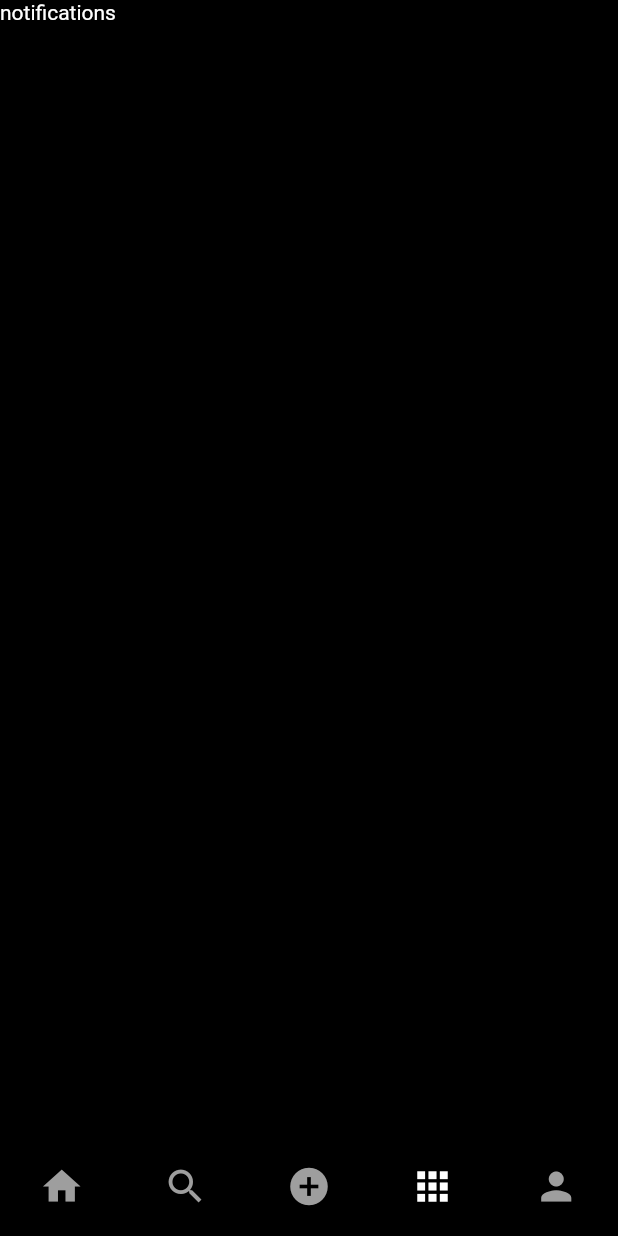
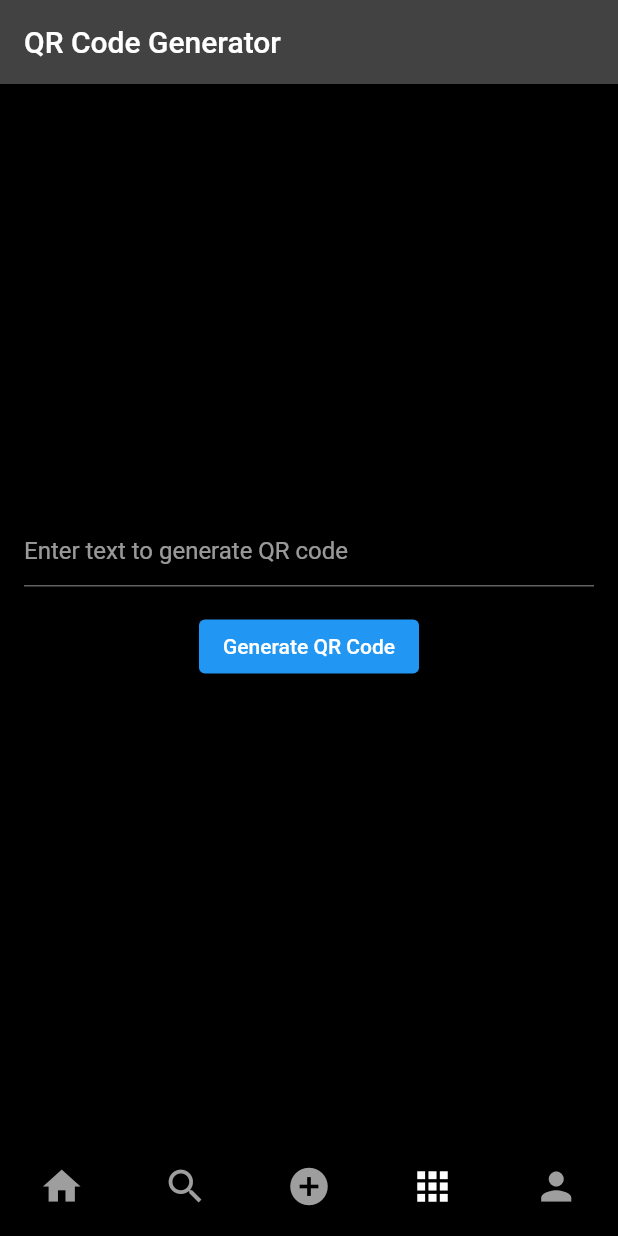
Before and after one commit to KANAGARAJ-M/sharemedia, a Flutter app: the MobileScreenLayout screen opened directly, swiped to page 4, on a phone screen of 412 x 824 dp. Run offline on Flutter 3.47's test engine with Material 2 defaults, Android fonts, the phone set to English and light mode, and no system bars; our stand-ins replace cloud_firestore, firebase_auth, firebase_core, firebase_storage, flutter_svg, fluttertoast and 3 more; missing offline and left inert: flutter_email_sender; accounts and stored records are empty; project files that could hold a hidden picture were left out.

Commit message:
add Qr Generator

```diff
--- /dev/null
+++ b/lib/screens/qr_generator.dart
@@ -0,0 +1,58 @@
+import 'package:flutter/material.dart';
+import 'package:qr_flutter/qr_flutter.dart';
+
+
+
+class QRCodeScreen extends StatefulWidget {
+  @override
+  _QRCodeScreenState createState() => _QRCodeScreenState();
+}
+
+class _QRCodeScreenState extends State<QRCodeScreen> {
+  final TextEditingController _textController = TextEditingController();
+  String? _qrCodeData;
+
+  @override
+  Widget build(BuildContext context) {
+    return Scaffold(
+      appBar: AppBar(
+        title: Text('QR Code Generator'),
+
+
+      ),
+      body: Padding(
+        padding: EdgeInsets.all(16.0),
+
+        child: Column(
+          mainAxisAlignment: MainAxisAlignment.center,
+
+          children: [
+
+            TextField(
+              controller: _textController,
+              decoration: InputDecoration(
+                hintText: 'Enter text to generate QR code',
+              ),
+            ),
+            SizedBox(height: 16.0),
+            ElevatedButton(
+              onPressed: () {
+                setState(() {
+                  _qrCodeData = _textController.text;
+                });
+              },
+              child: Text('Generate QR Code'),
+            ),
+            SizedBox(height: 32.0),
+            if (_qrCodeData != null)
+              QrImage(
+                data: _qrCodeData!,
+                version: QrVersions.auto,
+                size: 200.0,
+              ),
+          ],
+        ),
+      ),
+    );
+  }
+}
--- a/lib/utils/global_variable.dart
+++ b/lib/utils/global_variable.dart
@@ -3,7 +3,10 @@ import 'package:flutter/material.dart';
 import 'package:sharemedia/screens/add_post_screen.dart';
 import 'package:sharemedia/screens/feed_screen.dart';
 import 'package:sharemedia/screens/profile_screen.dart';
+import 'package:sharemedia/screens/qr_generator.dart';
 import 'package:sharemedia/screens/search_screen.dart';
+
+
 
 const webScreenSize = 600;
 
@@ -11,7 +14,8 @@ List<Widget> homeScreenItems = [
   const FeedScreen(),
   const SearchScreen(),
   const AddPostScreen(),
-  const Text('notifications'),
+  // const Text('notifications', textAlign: TextAlign.center,textDirection: TextDirection.rtl,),
+  QRCodeScreen(),
   ProfileScreen(
     uid: FirebaseAuth.instance.currentUser!.uid,
   ),
--- a/pubspec.yaml
+++ b/pubspec.yaml
@@ -16,7 +16,7 @@ publish_to: 'none' # Remove this line if you wish to publish to pub.dev
 # https://developer.apple.com/library/archive/documentation/General/Reference/InfoPlistKeyReference/Articles/CoreFoundationKeys.html
 # In Windows, build-name is used as the major, minor, and patch parts
 # of the product and file versions while build-number is used as the build suffix.
-version: 1.0.0+1
+version: 2.01.0+2
 
 environment:
   sdk: '>=2.19.3 <3.0.0'
@@ -55,6 +55,7 @@ dependencies:
   webview_flutter: ^4.0.6
   fluttertoast: ^8.2.1
   flutter_email_sender: ^5.2.0
+  qr_flutter: ^4.0.0
 
 dev_dependencies:
   flutter_test:
```
Also changed, not shown: pubspec.lock.
